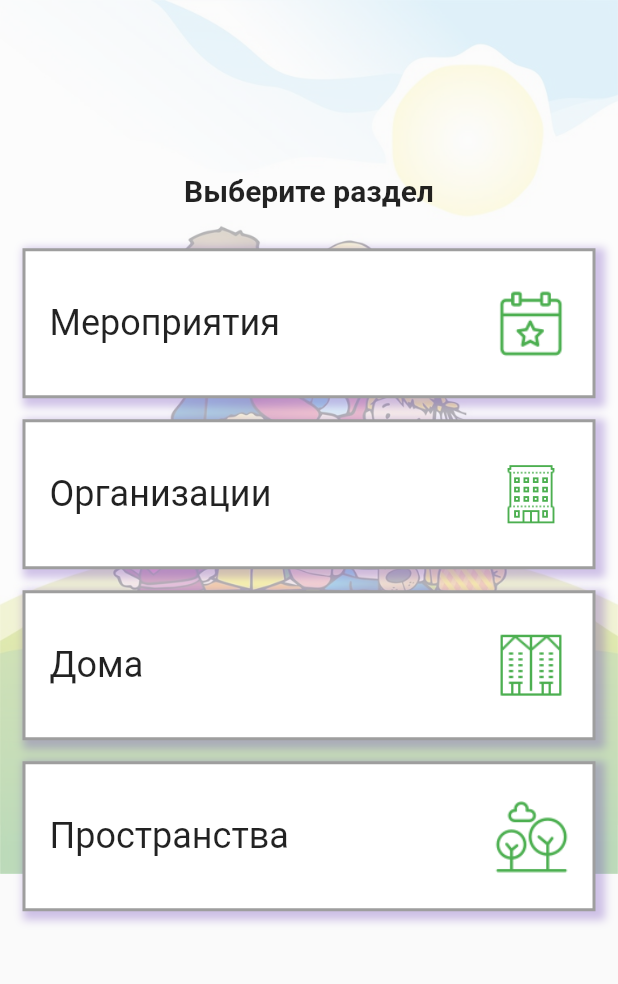
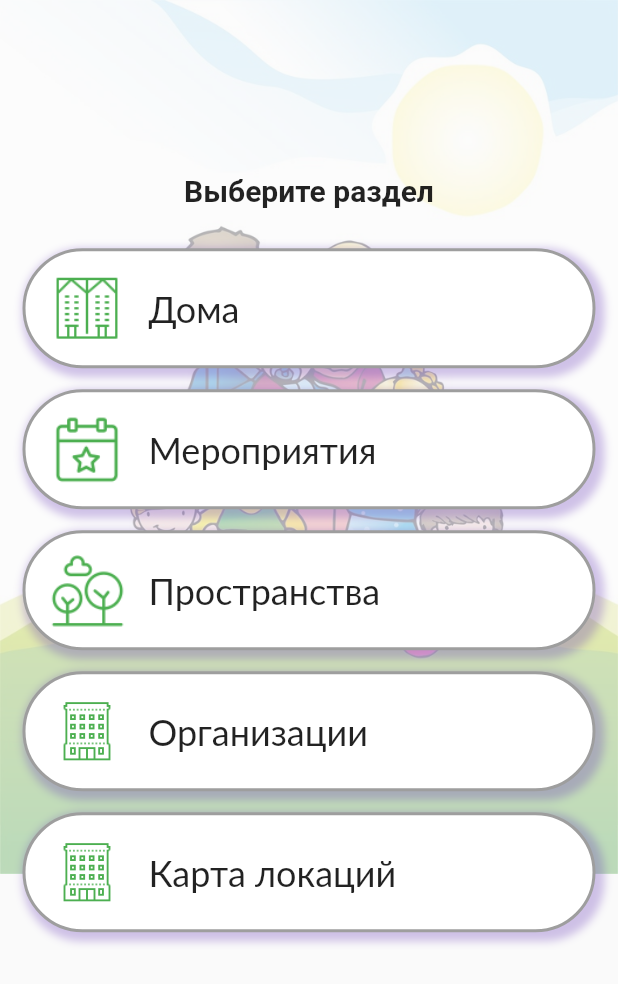
Before and after one commit to VeronikaLo/TOS_Parkovii, a Flutter app: the screen it shows after launch, on a phone screen of 412 x 824 dp. Shown: the top 984 px of the screen. Run offline on Flutter 3.47's test engine with Material 2 defaults, Android fonts, the phone set to English and light mode, and no system bars; our stand-ins replace google_maps_flutter.

Commit message:
added fonts  in 1-2 screens

```diff
--- a/lib/screens/home_screen.dart
+++ b/lib/screens/home_screen.dart
@@ -10,12 +10,13 @@ class HomeScreen extends StatefulWidget {
 
 // Creation a widget state
 class _HomeScreenState extends State<HomeScreen> {
-  final List _titles = ["Мероприятия", "Организации", "Дома", "Пространства"];
+  final List _titles = ["Дома", "Мероприятия", "Пространства", "Организации", "Карта локаций"];
   final List _icons = [
+    "assets/images/buildings.png",
     "assets/images/events.png",
+    "assets/images/areas.png",
     "assets/images/companies.png",
-    "assets/images/buildings.png",
-    "assets/images/areas.png"
+    "assets/images/companies.png"
   ];
 
   int _selectedIndex = -1;
@@ -57,6 +58,7 @@ class _HomeScreenState extends State<HomeScreen> {
                               ? Colors.yellow[100]
                               : Colors.white,
                           border: Border.all(width: 2, color: Colors.grey),
+                          borderRadius: BorderRadius.circular(40),
                           boxShadow: [
                             BoxShadow(
                               color: Colors.deepPurple.withOpacity(0.3),
@@ -67,14 +69,14 @@ class _HomeScreenState extends State<HomeScreen> {
                           ],
                         ),
                         alignment: Alignment.center,
-                        height: 100,
+                        height: 80,
                         margin: const EdgeInsets.symmetric(vertical: 7),
                         child: ListTile(
                           title: Text(
                             _titles[index],
-                            style: const TextStyle(fontSize: 24),
+                            style: const TextStyle(fontSize: 24, fontFamily: "Lato" ),
                           ),
-                          trailing: ImageIcon(
+                          leading: ImageIcon(
                             AssetImage(_icons[index]),
                             size: 50,
                             color: Colors.green,
@@ -83,7 +85,7 @@ class _HomeScreenState extends State<HomeScreen> {
                             setState(() {
                               // set selected index
                               _selectedIndex = index;
-                              Navigator.of(context).pushNamed('/thirdPage');
+                              Navigator.of(context).pushNamed(_selectedIndex==4? "/fifthPage" : '/thirdPage');
                             });
                           },
                         ),
--- a/lib/screens/splash_screen.dart
+++ b/lib/screens/splash_screen.dart
@@ -20,7 +20,7 @@ class _SplashScreenState extends State<SplashScreen> {
     super.initState();
     // Create a timer to switch SplashScreen to HomeScreen after some seconds.
     Timer(
-      const Duration(seconds:5),
+      const Duration(seconds:4),
       () { Navigator.of(context).pushReplacementNamed(widget.nextRoute); }
     );
   }
@@ -36,9 +36,9 @@ class _SplashScreenState extends State<SplashScreen> {
             children: [
               Image.asset('assets/images/logo.jpg'),
               const SizedBox( height:45 ,),
-              const Text('ТОС "Парковый"', style: TextStyle(fontSize: 24, ),),
+              const Text('ТОС "Парковый"', style: TextStyle(fontSize: 32, fontFamily: 'AniconSans' ),),
               const SizedBox(height: 50,),
-              Text('Вместе сможем больше!'.toUpperCase(), style: const TextStyle(fontSize: 16, letterSpacing: 2),),
+              Text('Вместе сможем больше!'.toUpperCase(), style: const TextStyle(fontSize: 24, letterSpacing: 2, fontFamily: 'AniconSans'),),
             ],
           ),
         ),
```
